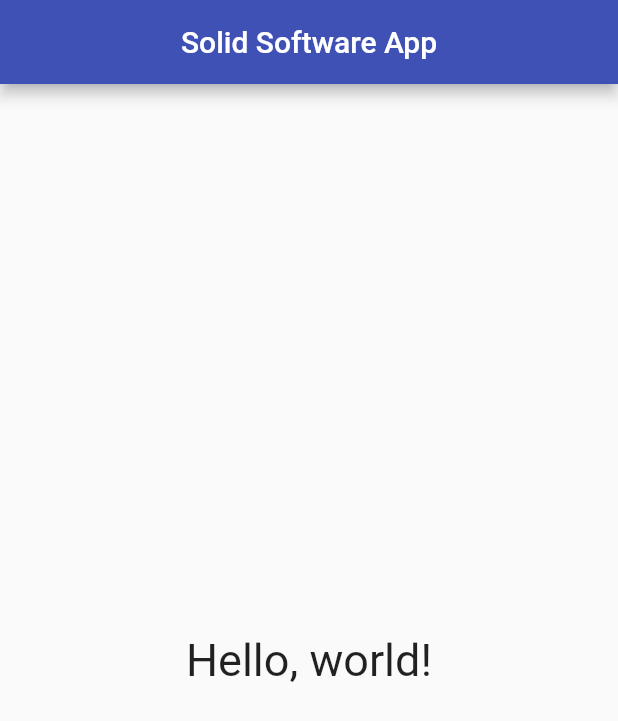
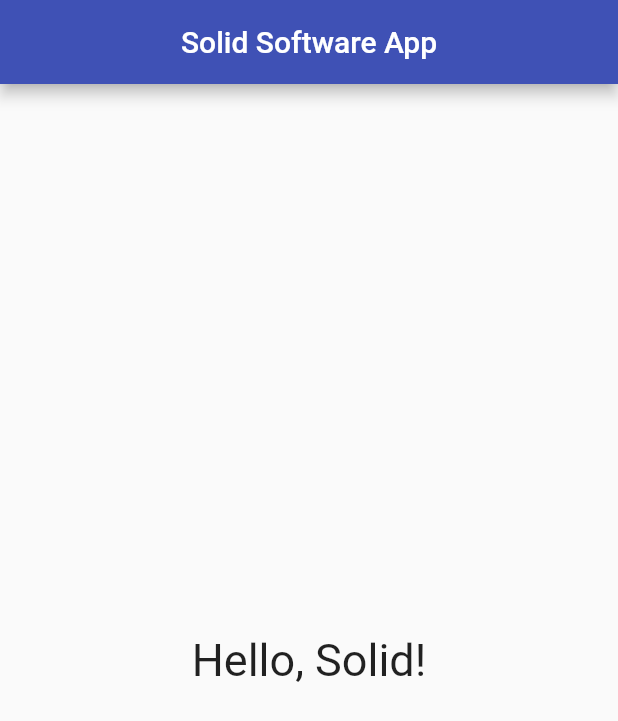
Before and after one commit to artyom4ek/SimpleFlutterApp, a Flutter app: the screen it shows after launch, on a phone screen of 412 x 824 dp. Shown: the top 721 px of the screen. Run offline on Flutter 3.47's test engine with Material 2 defaults, Android fonts, the light colour scheme and no system bars.

```diff
--- a/lib/main.dart
+++ b/lib/main.dart
@@ -30,7 +30,7 @@ class HomePage extends StatefulWidget {
 }
 
 class _HomePageState extends State<HomePage> {
-  final String _title = "Hello, world!";
+  final String _title = "Hello, Solid!";
   final double _titleSize = 30.0;
   var _randomColor;
 
@@ -48,7 +48,7 @@ class _HomePageState extends State<HomePage> {
   Widget build(BuildContext context) {
     Widget gestureDetectorSection = new GestureDetector(
       onTap: _onTap,
-      child: new Container(
+      child: Container(
         constraints: BoxConstraints.expand(),
         color: _randomColor,
         child: new Column(
```
Also changed, not shown: 26 other files.
